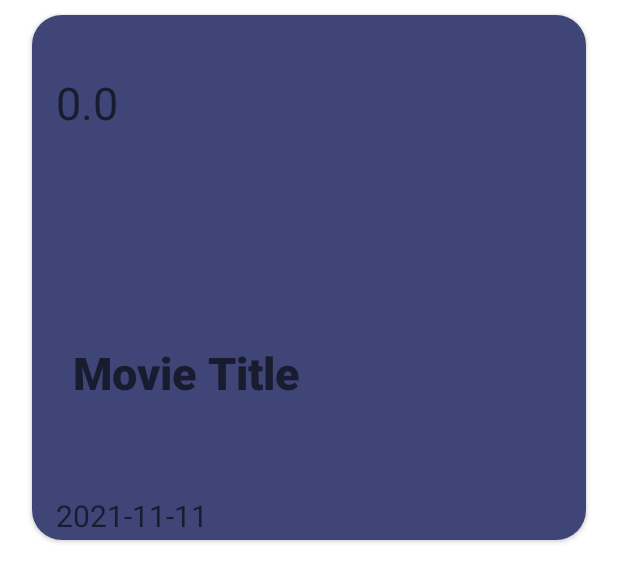
After one commit to barbosaivan/theMovieDB, an Android app: the layout list_movie.xml on its own in the app's theme, with its tools: preview values and no code run, on a phone screen of 412 x 824 dp. The commit adds this screen. Shown: the top 582 px of the screen. Run offline under Robolectric (Android 15) with nearby library versions, the phone set to English and light mode, and no system bars.

Commit message:
IMPLEMENTACION - splash & impresion datos API en pantalla
Se implemento el Splash como ventana de bienvenida de la App.
La impresion de los datos obtenidos de la API the movie db se realiza en pantalla del dispositivo por medio de un recyclerView.

- Cambio del nombre por defecto de la App.
- Creacion de la clase SplashActivity.
- Se agregaron dos imagenes png usadas en el Splash.
- Se agregaron los colores indicados en el template.
- Creacion de un layout que contiene el card view.
- Creacion de la clase ListMovieAdapter
- Modificacion de la clase MainActivity.
- Agregacion de la libreria Glide.

```diff
--- a/app/build.gradle
+++ b/app/build.gradle
@@ -38,4 +38,6 @@ dependencies {
 
     implementation 'com.squareup.retrofit2:retrofit:2.9.0'
     implementation 'com.squareup.retrofit2:converter-gson:2.9.0'
+
+    implementation 'com.github.bumptech.glide:glide:3.7.0'
 }
--- /dev/null
+++ b/app/src/main/res/drawable/margin_card.xml
@@ -0,0 +1,6 @@
+<?xml version="1.0" encoding="utf-8"?>
+<shape xmlns:android="http://schemas.android.com/apk/res/android"
+    android:shape="rectangle">
+    <corners android:radius="20dp" />
+    <stroke android:width="5px" android:color="@color/Violeta" />
+</shape>
--- /dev/null
+++ b/app/src/main/res/drawable/splash_wmovie.xml
@@ -0,0 +1,26 @@
+<?xml version="1.0" encoding="utf-8"?>
+<layer-list android:opacity="opaque"
+    xmlns:android="http://schemas.android.com/apk/res/android"
+    >
+    <item android:drawable="@color/Violeta">
+    </item>
+
+    <item
+        android:gravity="center_horizontal"
+        android:top="150dp"
+        android:width="166dp"
+        android:height="183dp"
+        >
+        <bitmap android:src="@drawable/logo_wmovie"/>
+    </item>
+    <item android:gravity="center_horizontal"
+        android:top="650dp"
+        android:bottom="80dp"
+        android:width="183dp"
+        android:height="45dp">
+        <bitmap android:src="@drawable/welcome"/>
+    </item>
+
+
+
+</layer-list>
--- /dev/null
+++ b/app/src/main/res/layout/list_movie.xml
@@ -0,0 +1,72 @@
+<?xml version="1.0" encoding="utf-8"?>
+<androidx.cardview.widget.CardView xmlns:android="http://schemas.android.com/apk/res/android"
+    xmlns:app="http://schemas.android.com/apk/res-auto"
+    xmlns:tools="http://schemas.android.com/tools"
+    android:id="@+id/cardview"
+    android:layout_width="match_parent"
+    android:layout_height="350dp"
+    android:layout_marginHorizontal="21.2728dp"
+    android:layout_marginVertical="10dp"
+    app:cardCornerRadius="20dp">
+
+    <androidx.constraintlayout.widget.ConstraintLayout
+        android:layout_width="match_parent"
+        android:layout_height="match_parent"
+        android:animateLayoutChanges="true"
+        android:background="@color/Violeta"
+        android:orientation="vertical">
+
+        <ImageView
+            android:id="@+id/imageViewMovie"
+            android:layout_width="match_parent"
+            android:layout_height="match_parent"
+            tools:ignore="MissingConstraints" />
+
+        <TextView
+            android:id="@+id/textViewAverage"
+            android:layout_width="50dp"
+            android:layout_height="40dp"
+            android:fontFamily="sans-serif"
+            android:hint="0.0"
+            android:textColor="@color/white"
+            android:textSize="30sp"
+            app:layout_constraintBottom_toTopOf="@+id/textViewTitle"
+            app:layout_constraintEnd_toEndOf="@+id/imageViewMovie"
+            app:layout_constraintHorizontal_bias="0.05"
+            app:layout_constraintStart_toStartOf="@+id/imageViewMovie"
+            app:layout_constraintTop_toTopOf="@+id/imageViewMovie"
+            app:layout_constraintVertical_bias="0.214" />
+
+        <TextView
+            android:id="@+id/textViewTitle"
+            android:layout_width="320dp"
+            android:layout_height="40dp"
+            android:fontFamily="sans-serif-black"
+            android:hint="Movie Title"
+            android:textColor="@color/white"
+            android:textSize="30dp"
+            app:layout_constraintBottom_toBottomOf="@+id/imageViewMovie"
+            app:layout_constraintEnd_toEndOf="parent"
+            app:layout_constraintHorizontal_bias="0.55"
+            app:layout_constraintStart_toStartOf="parent"
+            app:layout_constraintTop_toTopOf="@+id/imageViewMovie"
+            app:layout_constraintVertical_bias="0.703" />
+
+        <TextView
+            android:id="@+id/textViewReleaseDate"
+            android:layout_width="110dp"
+            android:layout_height="30dp"
+            android:fontFamily="sans-serif"
+            android:hint="2021-11-11"
+            android:textColor="@color/white"
+            android:textSize="20sp"
+            app:layout_constraintBottom_toBottomOf="parent"
+            app:layout_constraintEnd_toEndOf="parent"
+            app:layout_constraintHorizontal_bias="0.061"
+            app:layout_constraintStart_toStartOf="parent"
+            app:layout_constraintTop_toBottomOf="@+id/textViewTitle"
+            app:layout_constraintVertical_bias="1.0" />
+
+    </androidx.constraintlayout.widget.ConstraintLayout>
+
+</androidx.cardview.widget.CardView>
--- a/app/src/main/res/values/colors.xml
+++ b/app/src/main/res/values/colors.xml
@@ -7,4 +7,9 @@
     <color name="teal_700">#FF018786</color>
     <color name="black">#FF000000</color>
     <color name="white">#FFFFFFFF</color>
+    <color name="Violeta">#3F4577</color>
+    <color name="green">#18CF96</color>
+    <color name="yellow">#FFB100</color>
+    <color name="oscure_text">#9C9FB9</color>
+    <color name="tranparent">#00000000</color>
 </resources>
--- a/app/src/main/res/values/strings.xml
+++ b/app/src/main/res/values/strings.xml
@@ -1,3 +1,3 @@
 <resources>
-    <string name="app_name">WPOSS_001_SEMILLERO_WMOVIE</string>
+    <string name="app_name">Wmovie</string>
 </resources>
--- a/app/src/main/res/values/themes.xml
+++ b/app/src/main/res/values/themes.xml
@@ -2,7 +2,7 @@
     <!-- Base application theme. -->
     <style name="Theme.WPOSS_001_SEMILLERO_WMOVIE" parent="Theme.MaterialComponents.DayNight.DarkActionBar">
         <!-- Primary brand color. -->
-        <item name="colorPrimary">@color/purple_500</item>
+        <item name="colorPrimary">@color/Violeta</item>
         <item name="colorPrimaryVariant">@color/purple_700</item>
         <item name="colorOnPrimary">@color/white</item>
         <!-- Secondary brand color. -->
@@ -13,4 +13,9 @@
         <item name="android:statusBarColor" tools:targetApi="l">?attr/colorPrimaryVariant</item>
         <!-- Customize your theme here. -->
     </style>
+    <style name="SplashScream" parent="Theme.AppCompat.NoActionBar">
+        <item name="android:windowBackground">
+            @drawable/splash_wmovie
+        </item>
+    </style>
 </resources>
```
Also changed, not shown: app/src/main/AndroidManifest.xml (+9 -3 lines), app/src/main/java/com/example/wposs_001_semillero_wmovie/ListMovieAdapter.java (added, +70 -0 lines), app/src/main/java/com/example/wposs_001_semillero_wmovie/MainActivity.java (+84 -28 lines), app/src/main/java/com/example/wposs_001_semillero_wmovie/SplashActivity.java (added, +19 -0 lines), app/src/main/java/com/example/wposs_001_semillero_wmovie/interfaces/WMovieInterface.java (+22 -0 lines), app/src/main/java/com/example/wposs_001_semillero_wmovie/models/ResWMovie.java (+5 -2 lines), app/src/main/java/com/example/wposs_001_semillero_wmovie/models/WMovie.java (+16 -16 lines), app/src/main/res/drawable/ic_logo_wmovie.xml (added, +19 -0 lines), app/src/main/res/drawable/ic_welcome.xml (added, +9 -0 lines), app/src/main/res/layout/activity_main.xml (+5 -10 lines), app/src/main/res/drawable/logo_wmovie.png (added), app/src/main/res/drawable/welcome.png (added).
